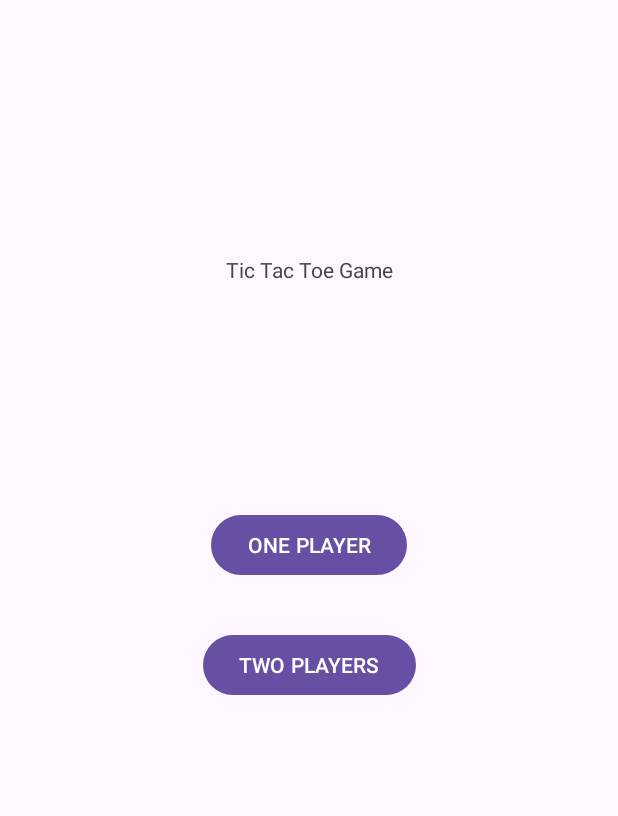
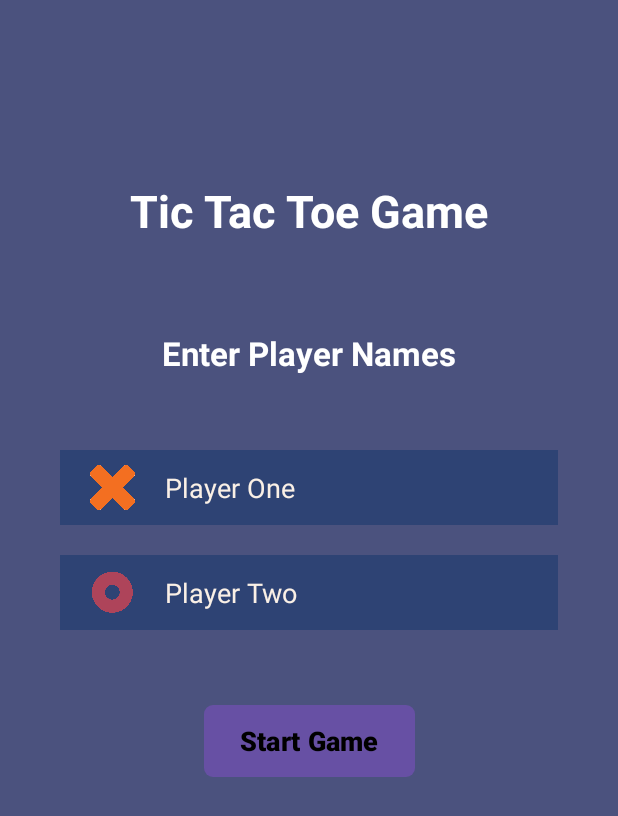
Before and after one commit to yesse-05c/TicTacToe, an Android app: the layout initial_view.xml on its own in the app's theme, with its tools: preview values and no code run, on a phone screen of 412 x 824 dp. Shown: the top 816 px of the screen. Run offline under Robolectric (Android 15) with nearby library versions, the phone set to English and light mode, and no system bars.

Commit message:
addPlayers view

```diff
--- /dev/null
+++ b/TicTacToeGame/app/src/main/res/drawable/start_button.xml
@@ -0,0 +1,8 @@
+<?xml version="1.0" encoding="utf-8"?>
+<shape xmlns:android="http://schemas.android.com/apk/res/android"
+    android:shape="rectangle">
+
+    <corners android:radius="6dp"/>
+    <solid android:color="@color/startbtn"/>
+
+</shape>
--- a/TicTacToeGame/app/src/main/res/layout/activity_main.xml
+++ b/TicTacToeGame/app/src/main/res/layout/activity_main.xml
@@ -1,18 +1,8 @@
 <?xml version="1.0" encoding="utf-8"?>
 <androidx.constraintlayout.widget.ConstraintLayout xmlns:android="http://schemas.android.com/apk/res/android"
     xmlns:app="http://schemas.android.com/apk/res-auto"
-    xmlns:tools="http://schemas.android.com/tools"
     android:layout_width="match_parent"
     android:layout_height="match_parent"
-    tools:context=".MainActivity">
-
-    <TextView
-        android:layout_width="wrap_content"
-        android:layout_height="wrap_content"
-        android:text="Hello World!"
-        app:layout_constraintBottom_toBottomOf="parent"
-        app:layout_constraintEnd_toEndOf="parent"
-        app:layout_constraintStart_toStartOf="parent"
-        app:layout_constraintTop_toTopOf="parent" />
+    android:padding="20dp">
 
 </androidx.constraintlayout.widget.ConstraintLayout>
--- a/TicTacToeGame/app/src/main/res/layout/initial_view.xml
+++ b/TicTacToeGame/app/src/main/res/layout/initial_view.xml
@@ -1,38 +1,113 @@
 <?xml version="1.0" encoding="utf-8"?>
 <androidx.constraintlayout.widget.ConstraintLayout xmlns:android="http://schemas.android.com/apk/res/android"
+    xmlns:app="http://schemas.android.com/apk/res-auto"
     android:layout_width="match_parent"
     android:layout_height="match_parent"
-    xmlns:app="http://schemas.android.com/apk/res-auto"
+    android:background="@color/bg"
     android:padding="20dp">
 
     <TextView
         android:id="@+id/gameName"
         android:layout_width="wrap_content"
         android:layout_height="wrap_content"
-        android:layout_marginTop="150dp"
+        android:layout_marginTop="100dp"
         android:text="Tic Tac Toe Game"
+        android:textColor="@color/white"
+        android:textSize="30sp"
+        android:textStyle="bold"
         app:layout_constraintLeft_toLeftOf="parent"
         app:layout_constraintRight_toRightOf="parent"
         app:layout_constraintTop_toTopOf="parent" />
 
-    <Button
-        android:id="@+id/onePlayerBtn"
+    <TextView
+        android:id="@+id/enterNames"
         android:layout_width="wrap_content"
         android:layout_height="wrap_content"
-        android:layout_marginTop="150dp"
-        android:text="ONE PLAYER"
+        android:layout_marginTop="60dp"
+        android:text="Enter Player Names"
+        android:textColor="@color/white"
+        android:textSize="22sp"
+        android:textStyle="bold"
         app:layout_constraintLeft_toLeftOf="parent"
         app:layout_constraintRight_toRightOf="parent"
         app:layout_constraintTop_toBottomOf="@id/gameName" />
 
+    <LinearLayout
+        android:id="@+id/EnterplayerOne"
+        android:layout_width="match_parent"
+        android:layout_height="50dp"
+        android:layout_marginStart="20dp"
+        android:layout_marginTop="50dp"
+        android:layout_marginEnd="20dp"
+        android:background="@color/dark_blue"
+        android:gravity="center_vertical"
+        android:orientation="horizontal"
+        app:layout_constraintTop_toBottomOf="@id/enterNames">
+
+        <ImageView
+            android:layout_width="30dp"
+            android:layout_height="30dp"
+            android:layout_marginStart="20dp"
+            android:adjustViewBounds="true"
+            android:background="@color/dark_blue"
+            android:src="@drawable/pngwing" />
+
+        <EditText
+            android:id="@+id/playerOne"
+            android:layout_width="match_parent"
+            android:layout_height="50dp"
+            android:layout_marginStart="10dp"
+            android:layout_marginEnd="10dp"
+            android:background="@color/dark_blue"
+            android:hint="@string/player_one"
+            android:padding="10dp"
+            android:textColorHint="@color/light_text" />
+    </LinearLayout>
+
+    <LinearLayout
+        android:id="@+id/EnterplayerTwo"
+        android:layout_width="match_parent"
+        android:layout_height="50dp"
+        android:layout_marginStart="20dp"
+        android:layout_marginTop="20dp"
+        android:layout_marginEnd="20dp"
+        android:background="@color/dark_blue"
+        android:gravity="center_vertical"
+        android:orientation="horizontal"
+        app:layout_constraintTop_toBottomOf="@id/EnterplayerOne">
+
+        <ImageView
+            android:layout_width="30dp"
+            android:layout_height="30dp"
+            android:layout_marginStart="20dp"
+            android:adjustViewBounds="true"
+            android:background="@color/dark_blue"
+            android:src="@drawable/zero" />
+
+        <EditText
+            android:id="@+id/playerTwo"
+            android:layout_width="match_parent"
+            android:layout_height="50dp"
+            android:layout_marginStart="10dp"
+            android:layout_marginEnd="10dp"
+            android:background="@color/dark_blue"
+            android:hint="@string/player_two"
+            android:padding="10dp"
+            android:textColorHint="@color/light_text" />
+    </LinearLayout>
+
     <Button
-        android:id="@+id/twoPlayerBtn"
         android:layout_width="wrap_content"
         android:layout_height="wrap_content"
-        android:layout_marginTop="32dp"
-        android:text="TWO PLAYERS"
+        android:layout_marginTop="50dp"
+        android:background="@drawable/start_button"
+        android:text="Start Game"
+        android:textColor="@color/black"
+        android:textSize="18sp"
+        android:textStyle="bold"
         app:layout_constraintLeft_toLeftOf="parent"
         app:layout_constraintRight_toRightOf="parent"
-        app:layout_constraintTop_toBottomOf="@id/onePlayerBtn" />
+        app:layout_constraintTop_toBottomOf="@id/EnterplayerTwo" />
+
 
 </androidx.constraintlayout.widget.ConstraintLayout>
--- a/TicTacToeGame/app/src/main/res/values/colors.xml
+++ b/TicTacToeGame/app/src/main/res/values/colors.xml
@@ -2,4 +2,10 @@
 <resources>
     <color name="black">#FF000000</color>
     <color name="white">#FFFFFFFF</color>
+    <color name="startbtn">#FFC436</color>
+    <color name="X">#F39F5A</color>
+    <color name="O">#AE445A</color>
+    <color name="bg">#4B527E</color>
+    <color name="dark_blue">#FF2E4374</color>
+    <color name="light_text">#FAF0E6</color>
 </resources>
--- a/TicTacToeGame/app/src/main/res/values/strings.xml
+++ b/TicTacToeGame/app/src/main/res/values/strings.xml
@@ -1,3 +1,5 @@
 <resources>
     <string name="app_name">TicTacToeGame</string>
+    <string name="player_two">Player Two</string>
+    <string name="player_one">Player One</string>
 </resources>
```
Also changed, not shown: TicTacToeGame/app/src/main/res/drawable/pngwing.png (added), TicTacToeGame/app/src/main/res/drawable/zero.png (added).
